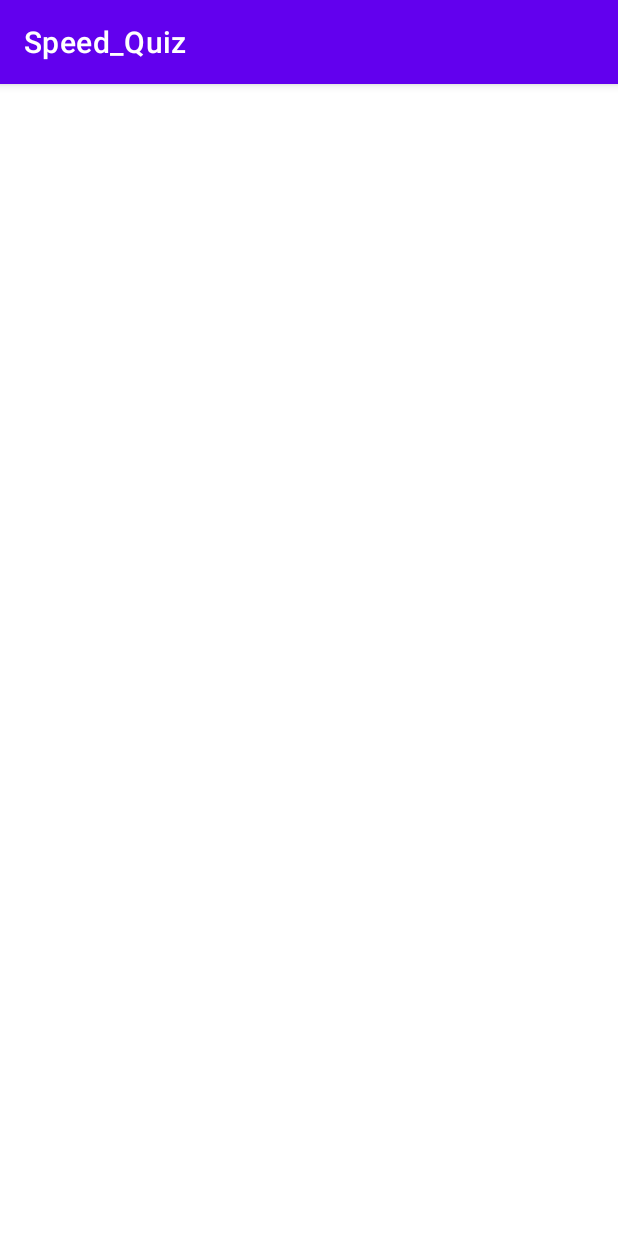
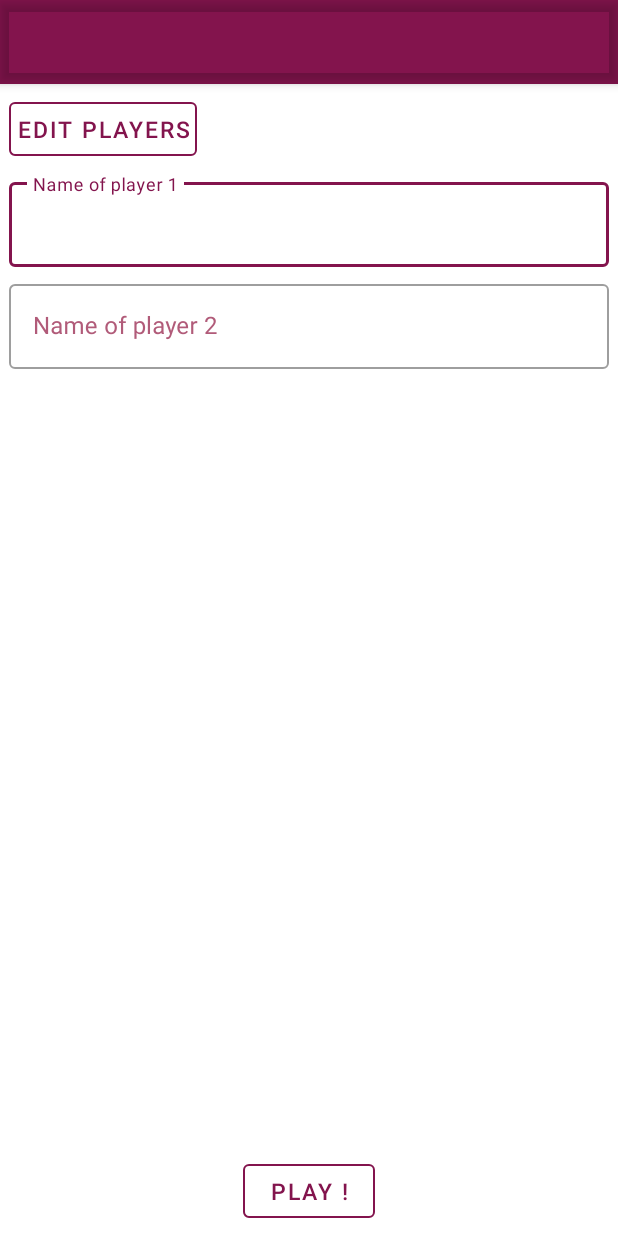
Before and after one commit to divtec-cejef/Noah-Blattner-Speed-Quiz, an Android app: the screen it shows after launch (MainActivity), on a phone screen of 412 x 824 dp. Run offline under Robolectric (Android 15) with nearby library versions, the phone set to English and light mode, and no system bars.

Commit message:
Built layout of welcome page

```diff
--- a/app/src/main/AndroidManifest.xml
+++ b/app/src/main/AndroidManifest.xml
@@ -8,7 +8,7 @@
         android:label="@string/app_name"
         android:roundIcon="@mipmap/ic_launcher_round"
         android:supportsRtl="true"
-        android:theme="@style/Theme.Speed_Quiz">
+        android:theme="@style/Theme.SQ">
         <activity
             android:name=".MainActivity"
             android:exported="true">
--- a/app/src/main/res/layout/activity_main.xml
+++ b/app/src/main/res/layout/activity_main.xml
@@ -6,6 +6,71 @@
     android:layout_height="match_parent"
     tools:context=".MainActivity">
 
+    <com.google.android.material.appbar.AppBarLayout
+        android:id="@+id/main_menu"
+        app:layout_constraintTop_toTopOf="parent"
+        android:layout_width="match_parent"
+        android:layout_height="wrap_content"
+        android:backgroundTint="@color/colorPrimary">
 
+        <com.google.android.material.appbar.MaterialToolbar
+            android:id="@+id/main_toolbar"
+            android:layout_width="match_parent"
+            android:layout_height="?attr/actionBarSize"
+            android:elevation="5dp"
+            android:theme="@style/ThemeOverlay.AppCompat.ActionBar"
+            app:popupTheme="@style/ThemeOverlay.AppCompat.Light"
+            />
+
+    </com.google.android.material.appbar.AppBarLayout>
+
+    <Button
+        style="@style/Speed_Quiz.Button.Outlined"
+        android:id="@+id/main_button_edit_players"
+        app:layout_constraintTop_toBottomOf="@id/main_menu"
+        app:layout_constraintStart_toStartOf="parent"
+        android:layout_width="wrap_content"
+        android:layout_height="wrap_content"
+        android:text="@string/button_edit_players"
+        />
+
+    <com.google.android.material.textfield.TextInputLayout
+        style="@style/Speed_Quiz.Edit"
+        android:id="@+id/edit_first_player"
+        app:layout_constraintTop_toBottomOf="@id/main_button_edit_players"
+        android:layout_width="match_parent"
+        android:layout_height="wrap_content"
+        android:hint="@string/edit_player1">
+
+        <com.google.android.material.textfield.TextInputEditText
+            android:layout_width="match_parent"
+            android:layout_height="wrap_content"
+            />
+
+    </com.google.android.material.textfield.TextInputLayout>
+
+    <com.google.android.material.textfield.TextInputLayout
+        style="@style/Speed_Quiz.Edit"
+        android:id="@+id/edit_second_player"
+        app:layout_constraintTop_toBottomOf="@id/edit_first_player"
+        android:layout_width="match_parent"
+        android:layout_height="wrap_content"
+        android:hint="@string/edit_player2">
+
+        <com.google.android.material.textfield.TextInputEditText
+            android:layout_width="match_parent"
+            android:layout_height="wrap_content"
+            />
+
+    </com.google.android.material.textfield.TextInputLayout>
+
+    <Button
+        style="@style/Speed_Quiz.Button.Outlined"
+        android:layout_width="wrap_content"
+        android:layout_height="wrap_content"
+        android:text="@string/button_start"
+        app:layout_constraintBottom_toBottomOf="parent"
+        app:layout_constraintStart_toStartOf="parent"
+        app:layout_constraintEnd_toEndOf="parent"/>
 
 </androidx.constraintlayout.widget.ConstraintLayout>
--- a/app/src/main/res/values/colors.xml
+++ b/app/src/main/res/values/colors.xml
@@ -7,4 +7,7 @@
     <color name="teal_700">#FF018786</color>
     <color name="black">#FF000000</color>
     <color name="white">#FFFFFFFF</color>
+
+    <color name="colorPrimary">#83144D</color>
+    <color name="textColorPrimary">#B15B79</color>
 </resources>
--- /dev/null
+++ b/app/src/main/res/values/dimen.xml
@@ -0,0 +1,7 @@
+<?xml version="1.0" encoding="utf-8"?>
+<resources>
+    <!-- General -->
+    <dimen name="component_spacing">6dp</dimen>
+    <dimen name="button_padding">5dp</dimen>
+    <dimen name="button_text_size">15sp</dimen>
+</resources>
--- a/app/src/main/res/values/strings.xml
+++ b/app/src/main/res/values/strings.xml
@@ -1,3 +1,10 @@
 <resources>
+    <!--¨General -->
     <string name="app_name">Speed_Quiz</string>
+
+    <!-- Welcome page -->
+    <string name="button_edit_players">Edit players</string>
+    <string name="button_start">Play !</string>
+    <string name="edit_player1">Name of player 1</string>
+    <string name="edit_player2">Name of player 2</string>
 </resources>
--- /dev/null
+++ b/app/src/main/res/values/style.xml
@@ -0,0 +1,23 @@
+<?xml version="1.0" encoding="utf-8"?>
+<resources>
+    <!-- General -->
+    <style name="Theme.SQ" parent="Theme.MaterialComponents.DayNight.NoActionBar">
+        <item name="colorPrimary">@color/colorPrimary</item>
+    </style>
+
+    <!-- Buttons -->
+    <style name="Speed_Quiz.Button" parent="Widget.MaterialComponents.Button.OutlinedButton">
+        <item name="android:padding">@dimen/button_padding</item>
+        <item name="android:layout_margin">@dimen/component_spacing</item>
+        <item name="android:textSize">@dimen/button_text_size</item>
+    </style>
+    <style name="Speed_Quiz.Button.Outlined" parent="Speed_Quiz.Button">
+        <item name="strokeColor">@color/colorPrimary</item>
+        <item name="android:textColor">@color/colorPrimary</item>
+    </style>
+    <!-- Edit fields -->
+    <style name="Speed_Quiz.Edit" parent="Widget.MaterialComponents.TextInputLayout.OutlinedBox">
+        <item name="android:layout_margin">@dimen/component_spacing</item>
+        <item name="android:textColorHint">@color/textColorPrimary</item>
+    </style>
+</resources>
```
Also changed, not shown: 1 other file.
